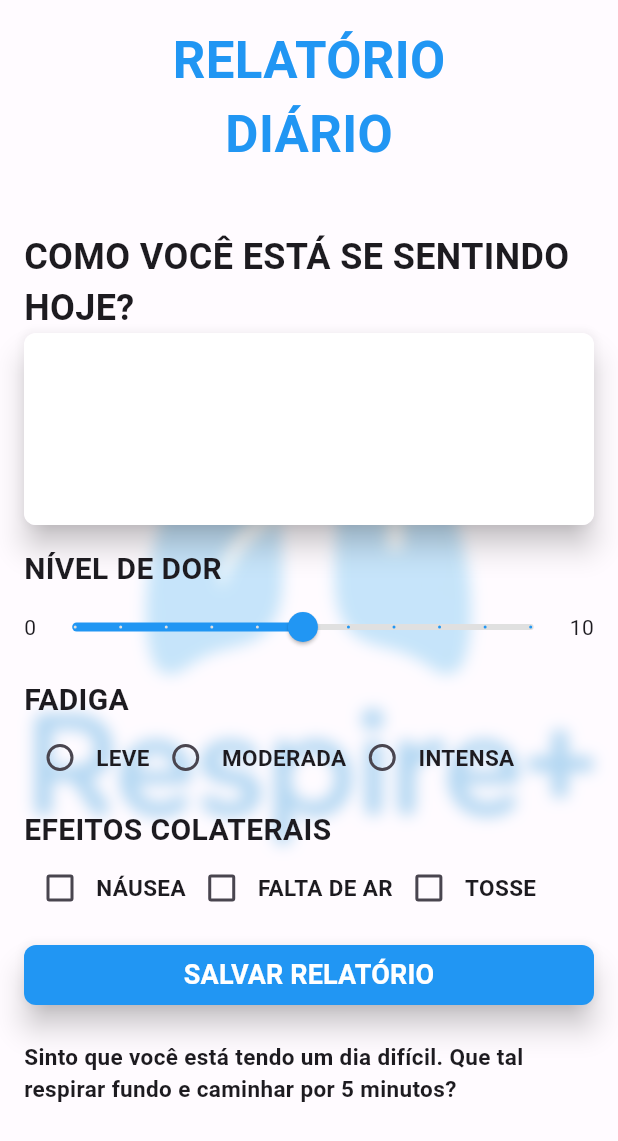
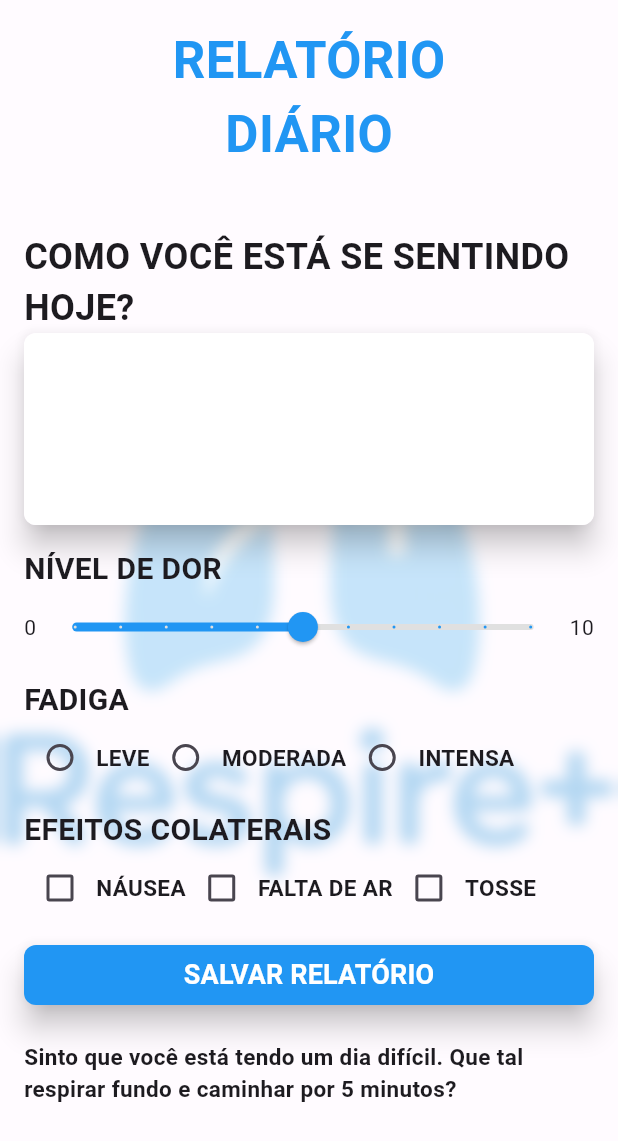
Before and after one commit to Yuri-C-Araujo/RespireMais, a Flutter app: the screen it shows after launch, on a phone screen of 412 x 824 dp. Shown: the top 1141 px of the screen. Run offline on Flutter 3.47's test engine with Material 3 defaults, Android fonts, the phone set to English and light mode, and no system bars.

Commit message:
comit com sugestão do tarsis

```diff
--- a/lib/RelatorioDia.dart
+++ b/lib/RelatorioDia.dart
@@ -10,7 +10,7 @@ class Relatoriodia extends StatefulWidget {
 
 class _RelatoriodiaState extends State<Relatoriodia> {
   double niveldor = 5;
-  String? _fadiga;
+  String? fadiga;
   bool nausea = false;
   bool faltaDeAr = false;
   bool tosse = false;
@@ -20,22 +20,22 @@ class _RelatoriodiaState extends State<Relatoriodia> {
     return Scaffold(
       body: Stack(
         children: [
-          // Imagem de fundo
-          Center(
+          Positioned(
+            top: 0,
+            bottom: 0,
+            left: 0,
+            right: 0,
+            child: Center(
               child: Image.asset(
                 'assets/Logo-Respire.png',
                 fit: BoxFit.cover,
-              width: 600,
-              height: 600,
+              ),
             ),
           ),
 
-          // Filtro de desfoque (blur)
-          Positioned.fill(
-            child: BackdropFilter(
+          BackdropFilter(
             filter: ImageFilter.blur(sigmaX: 5, sigmaY: 5),
             child: Container(color: Colors.white.withOpacity(0.5)),
-            ),
           ),
 
           ListView(
@@ -84,13 +84,11 @@ class _RelatoriodiaState extends State<Relatoriodia> {
                   ),
                 ),
               ),
+
               SizedBox(height: 15),
-              Align(
-                alignment: Alignment.centerLeft,
-                child: Text(
+              Text(
                 'NÍVEL DE DOR ',
                 style: TextStyle(fontSize: 20, fontWeight: FontWeight.bold),
-                ),
               ),
 
               Row(
@@ -116,22 +114,19 @@ class _RelatoriodiaState extends State<Relatoriodia> {
                 ],
               ),
               SizedBox(height: 10),
-              Align(
-                alignment: Alignment.centerLeft,
-                child: Text(
+              Text(
                 'FADIGA ',
                 style: TextStyle(fontSize: 20, fontWeight: FontWeight.bold),
-                ),
               ),
 
               Row(
                 children: [
                   Radio<String>(
                     value: 'Leve',
-                    groupValue: _fadiga,
+                    groupValue: fadiga,
                     onChanged: (valor) {
                       setState(() {
-                        _fadiga = valor;
+                        fadiga = valor;
                       });
                     },
                   ),
@@ -142,10 +137,10 @@ class _RelatoriodiaState extends State<Relatoriodia> {
 
                   Radio<String>(
                     value: 'Moderada',
-                    groupValue: _fadiga,
+                    groupValue: fadiga,
                     onChanged: (valor) {
                       setState(() {
-                        _fadiga = valor;
+                        fadiga = valor;
                       });
                     },
                   ),
@@ -155,10 +150,10 @@ class _RelatoriodiaState extends State<Relatoriodia> {
                   ),
                   Radio<String>(
                     value: 'Intensa',
-                    groupValue: _fadiga,
+                    groupValue: fadiga,
                     onChanged: (valor) {
                       setState(() {
-                        _fadiga = valor;
+                        fadiga = valor;
                       });
                     },
                   ),
@@ -169,12 +164,9 @@ class _RelatoriodiaState extends State<Relatoriodia> {
                 ],
               ),
               SizedBox(height: 10),
-              Align(
-                alignment: Alignment.centerLeft,
-                child: Text(
+              Text(
                 'EFEITOS COLATERAIS ',
                 style: TextStyle(fontSize: 20, fontWeight: FontWeight.bold),
-                ),
               ),
 
               Row(
```
Also changed, not shown: assets/Logo-Respire.png. Lines whose indentation alone changed are shown as unchanged.
